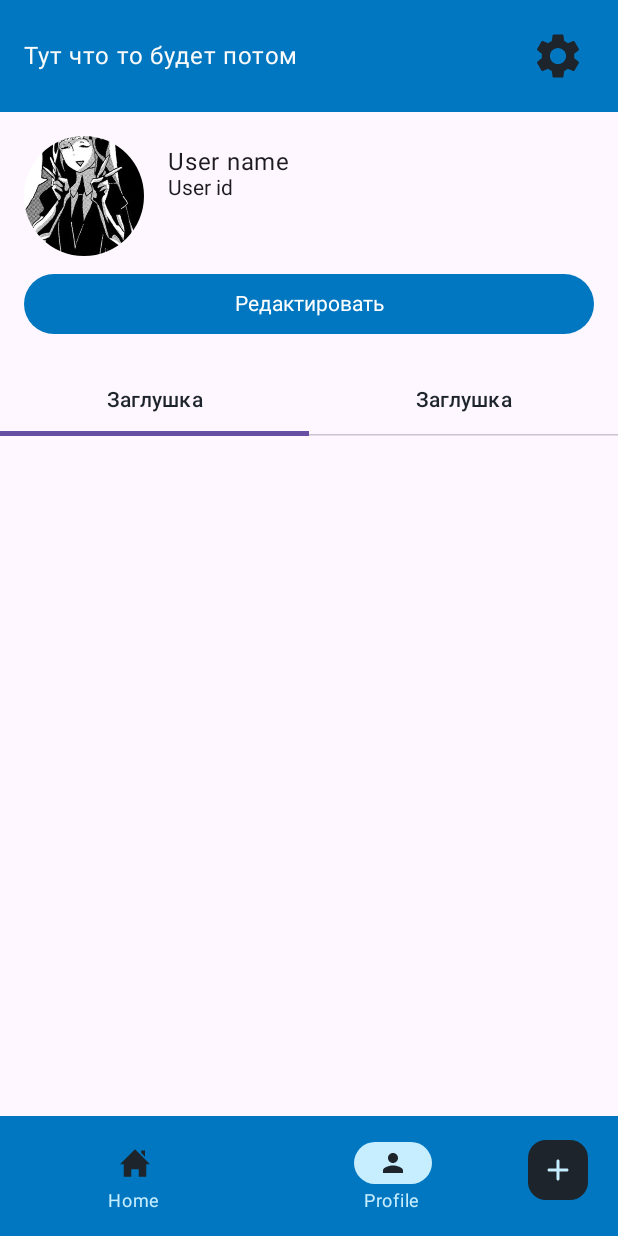
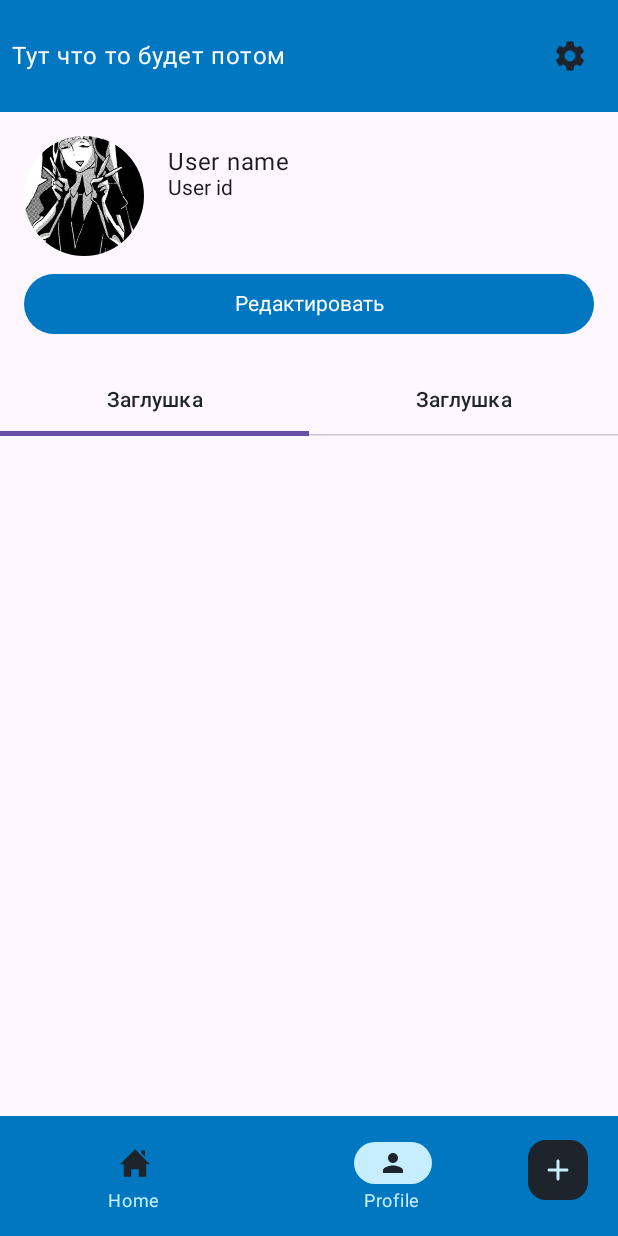
Before and after one commit to Chirvichichka/PocketLib, an Android app built with Jetpack Compose: the screen it shows after launch (MainActivity), item 2 of the bottom bar chosen, on a phone screen of 412 x 824 dp. Run offline under Robolectric (Android 15) with nearby library versions, the phone set to English and light mode, and no system bars; our stand-ins replace Dagger/Hilt's generated code, livedata-compose.

Commit message:
Основа для дальнейшей верстки

```diff
--- a/app/src/main/java/com/chirvi/pocketlib/presentation/ui/screen/home/HomeScreen.kt
+++ b/app/src/main/java/com/chirvi/pocketlib/presentation/ui/screen/home/HomeScreen.kt
@@ -90,7 +90,7 @@ private fun TopBar(
             .fillMaxWidth()
             .fillMaxHeight(0.1f)
             .background(PocketLibTheme.colors.tertiary)
-            .padding(horizontal = 16.dp, vertical = 8.dp),
+            .padding(horizontal = 8.dp),
         verticalAlignment = Alignment.CenterVertically
     ) {
         SearchBook(viewModel = viewModel)
--- a/app/src/main/java/com/chirvi/pocketlib/presentation/ui/screen/profile/ProfileScreen.kt
+++ b/app/src/main/java/com/chirvi/pocketlib/presentation/ui/screen/profile/ProfileScreen.kt
@@ -54,7 +54,7 @@ fun ProfileScreen(
 }
 
 @Composable
-private fun TopBar() {
+private fun TopBar() { // todo узнать про TopAppBAr
     Row(
         modifier = Modifier
             .fillMaxWidth()
@@ -62,7 +62,7 @@ private fun TopBar() {
             .background(
                 color = PocketLibTheme.colors.tertiary
             )
-            .padding(horizontal = 16.dp),
+            .padding(horizontal = 8.dp),
         verticalAlignment = Alignment.CenterVertically
     ) {
         Text(
@@ -78,7 +78,7 @@ private fun TopBar() {
             }
         ) {
             Icon(
-                modifier = Modifier.size(36.dp),
+                modifier = Modifier.size(24.dp),
                 painter = painterResource(id = R.drawable.settings),
                 contentDescription = null,
                 tint = PocketLibTheme.colors.black
```
Also changed, not shown: app/src/main/java/com/chirvi/pocketlib/presentation/common/TextFieldInfo.kt (added, +8 -0 lines), app/src/main/java/com/chirvi/pocketlib/presentation/ui/screen/BooksColumn.kt (added, +56 -0 lines), app/src/main/java/com/chirvi/pocketlib/presentation/ui/screen/book_add/AddBookScreen.kt (+37 -1 lines).
